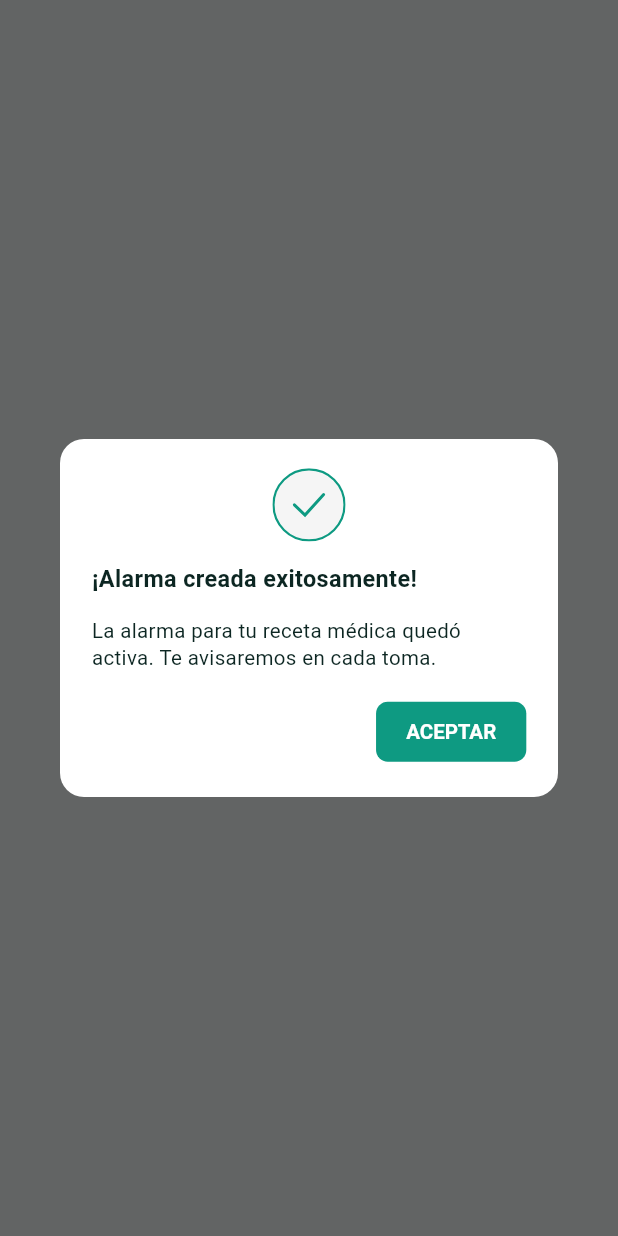
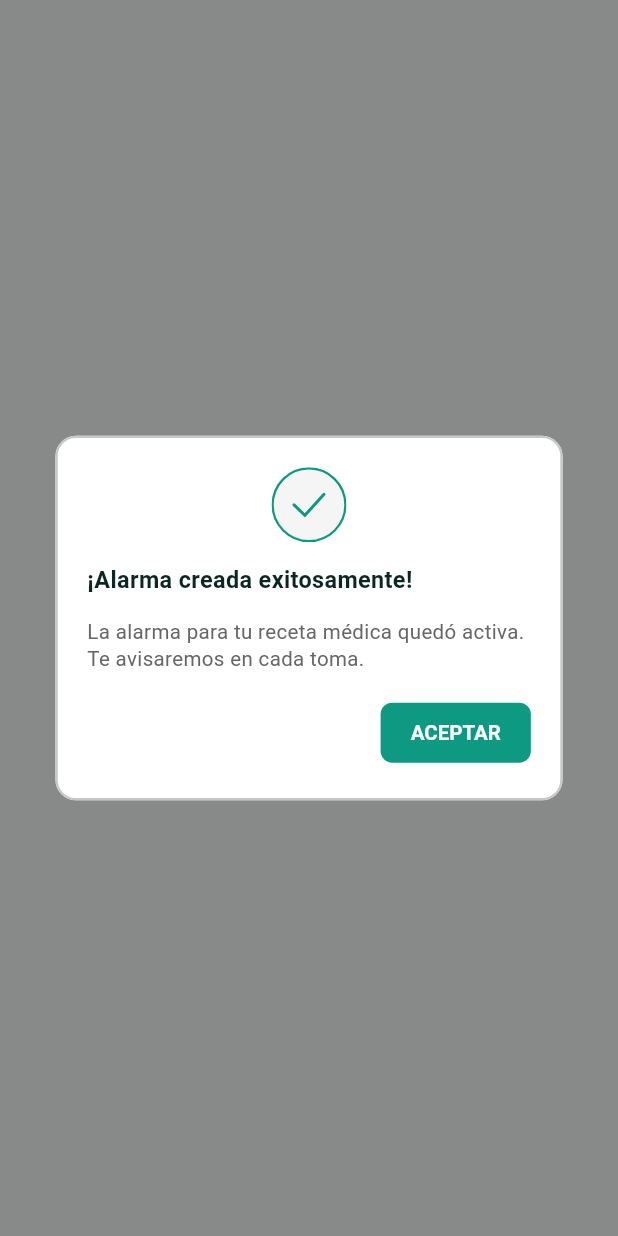
Before and after one commit to jcrinconv/ux_develop, a Flutter app: what showPrescriptionCreatedDialog() shows on an empty page, opened directly, on a phone screen of 412 x 824 dp. Run offline on Flutter 3.47's test engine with Material 3 defaults, Android fonts, the phone set to English and light mode, and no system bars; our stand-ins replace camera, flutter_mobx, flutter_screenutil, flutter_svg, get_it, google_fonts and 1 more; generated files the repository leaves out were written again.

Commit message:
Se crea notificacion de exito al guardar la informacion del tratamiento

```diff
--- a/recetapp_mobile/lib/presentation/src/screens/prescription_details_screen/widgets/prescription_created_dialog.dart
+++ b/recetapp_mobile/lib/presentation/src/screens/prescription_details_screen/widgets/prescription_created_dialog.dart
@@ -9,30 +9,26 @@ Future<void> showPrescriptionCreatedDialog() async {
 
   if (navigationService.state != null) {
     return await showDialog(
-      barrierColor: Colors.black.withValues(alpha: 0.6),
+      barrierColor: recetappScrimColor,
       context: navigationService.state!.context,
       barrierDismissible: false,
       builder: (_) => PopScope(
         canPop: false,
-        child: Dialog(
-          child: Container(
-            padding: EdgeInsets.symmetric(horizontal: 20.w, vertical: 20.h),
-            decoration: BoxDecoration(borderRadius: BorderRadius.circular(14.r)),
+        child: RecetappModal(
           child: Column(
-              mainAxisAlignment: MainAxisAlignment.start,
             mainAxisSize: MainAxisSize.min,
             crossAxisAlignment: CrossAxisAlignment.start,
             children: [
-                Align(
-                  alignment: Alignment.center,
-                  child: SvgPicture.asset(RecetappIcons.successIcon, height: 50.h),
+              Align(alignment: Alignment.center, child: SvgPicture.asset(RecetappIcons.successIcon)),
+              SizedBox(height: 16.h),
+              Text(
+                '¡Alarma creada exitosamente!',
+                style: RecetappTextStyles.formLabel.copyWith(color: RecetappThemeColors.darkGreen),
               ),
-                SizedBox(height: 16.h),
-                Text('¡Alarma creada exitosamente!', style: RecetappTextStyles.formLabel),
               SizedBox(height: 16.h),
               Text(
                 'La alarma para tu receta médica quedó activa. Te avisaremos en cada toma.',
-                  style: RecetappTextStyles.body2,
+                style: RecetappTextStyles.body2.copyWith(color: RecetappThemeColors.doveGray),
               ),
               SizedBox(height: 16.h),
               Align(
@@ -46,7 +42,6 @@ Future<void> showPrescriptionCreatedDialog() async {
           ),
         ),
       ),
-      ),
     );
   }
 }
--- /dev/null
+++ b/recetapp_mobile/lib/presentation/src/widgets/dialogs/recetapp_modal.dart
@@ -0,0 +1,29 @@
+import 'package:flutter/material.dart';
+import 'package:flutter_screenutil/flutter_screenutil.dart';
+import 'package:recetapp_mobile/presentation/presentation.dart';
+
+final Color recetappScrimColor = Colors.black.withValues(alpha: 0.45);
+
+class RecetappModal extends StatelessWidget {
+  const RecetappModal({super.key, required this.child});
+
+  final Widget child;
+
+  @override
+  Widget build(BuildContext context) {
+    return Dialog(
+      insetPadding: EdgeInsets.zero,
+      backgroundColor: Colors.white,
+      surfaceTintColor: Colors.transparent,
+      elevation: 0,
+      shape: RoundedRectangleBorder(
+        borderRadius: BorderRadius.circular(14.r),
+        side: BorderSide(color: RecetappThemeColors.grey300, width: 1.5),
+      ),
+      child: SizedBox(
+        width: 320.w,
+        child: Padding(padding: EdgeInsets.all(20.w), child: child),
+      ),
+    );
+  }
+}
--- a/recetapp_mobile/lib/presentation/src/widgets/dialogs/recetapp_select_profile_dialog.dart
+++ b/recetapp_mobile/lib/presentation/src/widgets/dialogs/recetapp_select_profile_dialog.dart
@@ -17,7 +17,7 @@ Future<RecetappProfileOption?> showSelectProfileDialog(
 }) {
   return showDialog<RecetappProfileOption>(
     context: context,
-    barrierColor: Colors.black.withValues(alpha: 0.45),
+    barrierColor: recetappScrimColor,
     builder: (context) =>
         RecetappSelectProfileDialog(profiles: profiles, selectedName: selectedName, onAddProfile: onAddProfile),
   );
@@ -32,19 +32,7 @@ class RecetappSelectProfileDialog extends StatelessWidget {
 
   @override
   Widget build(BuildContext context) {
-    return Dialog(
-      insetPadding: EdgeInsets.zero,
-      backgroundColor: Colors.white,
-      surfaceTintColor: Colors.transparent,
-      elevation: 0,
-      shape: RoundedRectangleBorder(
-        borderRadius: BorderRadius.circular(14.r),
-        side: BorderSide(color: RecetappThemeColors.grey300, width: 1.5),
-      ),
-      child: SizedBox(
-        width: 320.w,
-        child: Padding(
-          padding: EdgeInsets.all(20.w),
+    return RecetappModal(
       child: Column(
         mainAxisSize: MainAxisSize.min,
         crossAxisAlignment: CrossAxisAlignment.stretch,
@@ -63,8 +51,6 @@ class RecetappSelectProfileDialog extends StatelessWidget {
           SizedBox(height: 16.h),
           _AddProfileButton(onTap: onAddProfile),
         ],
-          ),
-        ),
       ),
     );
   }
--- a/recetapp_mobile/lib/presentation/src/widgets/widgets.dart
+++ b/recetapp_mobile/lib/presentation/src/widgets/widgets.dart
@@ -5,6 +5,7 @@ export 'common/recetapp_button.dart';
 export 'common/recetapp_dashed_border.dart';
 export 'common/recetapp_stroke_icon.dart';
 export 'common/recetapp_fab.dart';
+export 'dialogs/recetapp_modal.dart';
 export 'dialogs/recetapp_select_profile_dialog.dart';
 export 'inputs/recetapp_choice_chips.dart';
 export 'inputs/recetapp_dropdown_field.dart';
```
Lines whose indentation alone changed are shown as unchanged.
